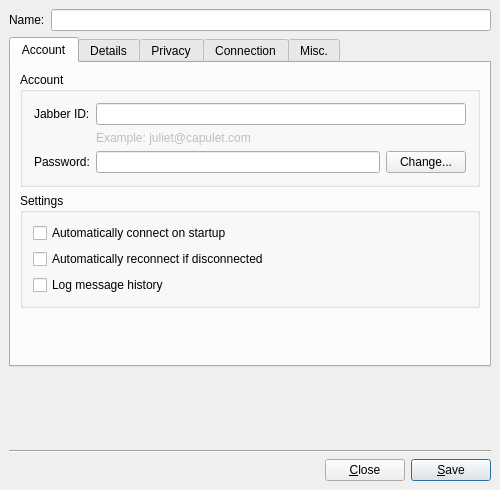
Above: src/accountmodify.ui from mblsha/psi before the change. Below: the same form after it.
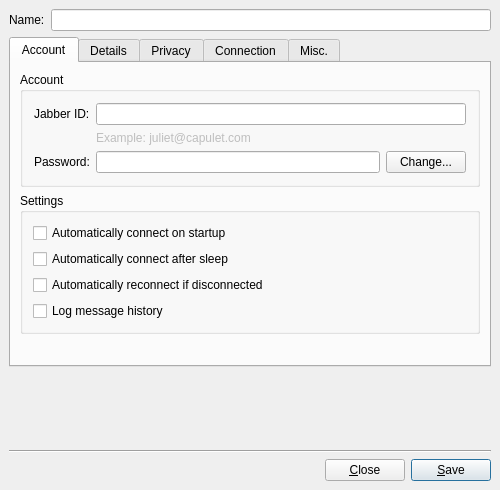
That is the form after the change. Custom widgets are drawn as their Qt base class.

Commit message: Added option to enable/disable auto-connect after sleep

Diff of the .ui file:
```diff
--- a/src/accountmodify.ui
+++ b/src/accountmodify.ui
@@ -150,6 +150,13 @@
             </property>
            </widget>
           </item>
+          <item>
+           <widget class="QCheckBox" name="ck_connectAfterSleep" >
+            <property name="text" >
+             <string>Automatically connect after sleep</string>
+            </property>
+           </widget>
+          </item>
           <item>
            <widget class="QCheckBox" name="ck_reconn" >
             <property name="text" >
```
Left out of the diff: 1 changed line with no effect on the pictures. The commit also changes 4 other files.
